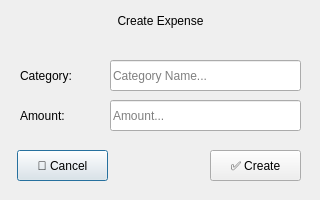
Qt form src/view/ui/create_expense.ui (OmerElmaliach/CentiCore) before a commit.
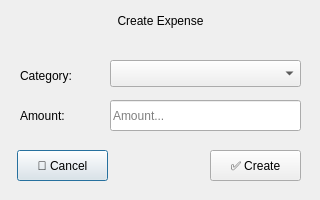
The same form after that commit. Icons and pictures are not drawn.

Commit message: Added expense list combo

What changed in the file:
```diff
--- a/src/view/ui/create_expense.ui
+++ b/src/view/ui/create_expense.ui
@@ -104,19 +104,6 @@
     <set>Qt::AlignCenter</set>
    </property>
   </widget>
-  <widget class="QLineEdit" name="categoryInput">
-   <property name="geometry">
-    <rect>
-     <x>110</x>
-     <y>60</y>
-     <width>191</width>
-     <height>31</height>
-    </rect>
-   </property>
-   <property name="placeholderText">
-    <string>Category Name...</string>
-   </property>
-  </widget>
   <widget class="QLineEdit" name="amountInput">
    <property name="geometry">
     <rect>
@@ -156,6 +143,16 @@
     <string>✅ Create</string>
    </property>
   </widget>
+  <widget class="QComboBox" name="categoryInput">
+   <property name="geometry">
+    <rect>
+     <x>110</x>
+     <y>60</y>
+     <width>191</width>
+     <height>27</height>
+    </rect>
+   </property>
+  </widget>
  </widget>
  <resources/>
  <connections/>
```
The commit also changes 15 other files.
